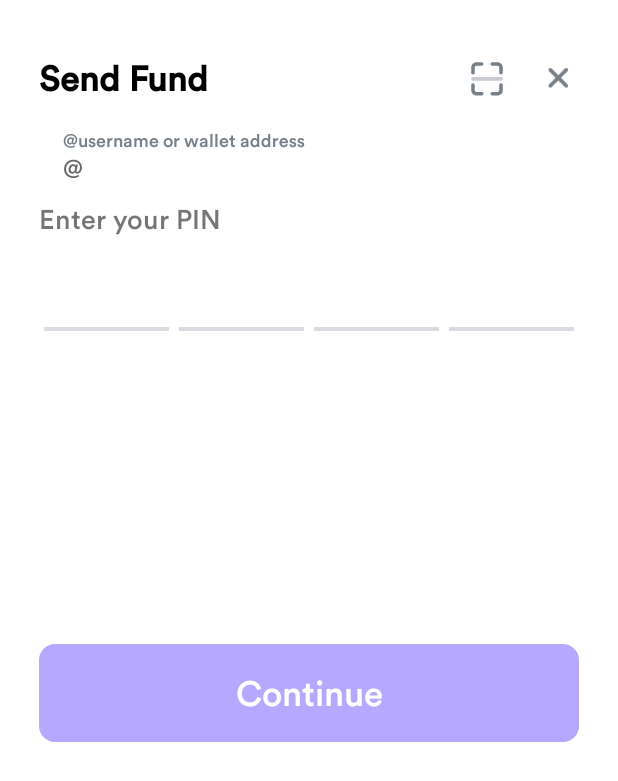
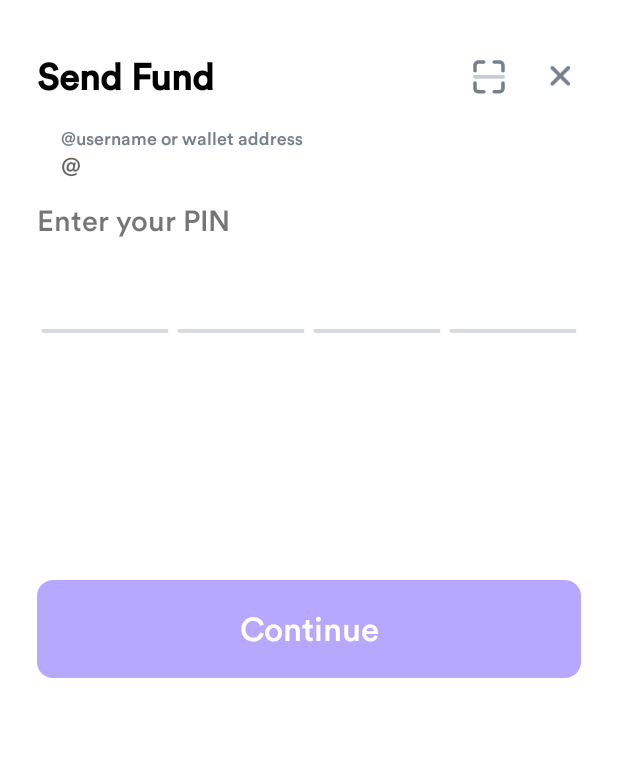
Before and after one commit to fruzelee/my-wallet, an Android app: the screen it shows after launch (MainActivity), on a phone screen of 412 x 824 dp. Shown: the top 781 px of the screen. Run offline under Robolectric (Android 15) with nearby library versions, the phone set to English and light mode, and no system bars; our stand-ins replace Dagger/Hilt's generated code, sdp/ssp sizes.

Commit message:
- feat: Update login UI

```diff
--- a/app/src/main/res/layout/fragment_user_login.xml
+++ b/app/src/main/res/layout/fragment_user_login.xml
@@ -5,7 +5,7 @@
     android:layout_width="match_parent"
     android:layout_height="match_parent"
     android:background="@color/color_bg_white"
-    android:padding="@dimen/_20sdp"
+    android:padding="@dimen/_19sdp"
     tools:context=".login.presentation.LoginFragment">
 
     <androidx.constraintlayout.widget.ConstraintLayout
@@ -29,7 +29,7 @@
                 android:gravity="center_vertical"
                 android:text="@string/send_fund"
                 android:textColor="@color/black"
-                android:textSize="@dimen/_18ssp"
+                android:textSize="@dimen/_19ssp"
                 android:textStyle="bold"
                 app:layout_constraintStart_toStartOf="parent"
                 app:layout_constraintTop_toTopOf="parent" />
@@ -82,7 +82,7 @@
                 android:background="@color/transparent"
                 android:fontFamily="@font/circular_std_medium"
                 android:inputType="text"
-                android:textSize="@dimen/_14ssp"
+                android:textSize="@dimen/_15ssp"
                 android:textStyle="normal">
 
             </com.google.android.material.textfield.TextInputEditText>
@@ -93,21 +93,22 @@
             android:id="@+id/tvLabelPin"
             android:layout_width="wrap_content"
             android:layout_height="wrap_content"
+            android:lineHeight="@dimen/_21sdp"
             android:text="@string/enter_your_pin"
-            android:textSize="@dimen/_14ssp"
+            android:textSize="@dimen/_15ssp"
             app:layout_constraintStart_toStartOf="parent"
-            app:layout_constraintTop_toBottomOf="@id/layoutParentUserName" />
+            app:layout_constraintTop_toBottomOf="@id/layoutParentUserName"
+            tools:targetApi="p" />
 
         <com.crevado.fr.mywallet.utils.pinedittextfield.LinePinField
             android:id="@+id/pinView"
             android:layout_width="match_parent"
             android:layout_height="@dimen/_50sdp"
             android:layout_marginTop="@dimen/_5sdp"
-
             android:hint=""
             android:inputType="textPassword"
             android:textSelectHandle="@drawable/text_handle"
-            android:textSize="@dimen/_16ssp"
+            android:textSize="@dimen/_15ssp"
             app:bottomTextPaddingDp="@dimen/_10sdp"
             app:distanceInBetween="@dimen/_5sdp"
             app:fieldColor="@color/color_inactive_bar"
@@ -125,20 +126,19 @@
             android:id="@+id/btnContinue"
             android:layout_width="match_parent"
             android:layout_height="@dimen/_50sdp"
-            android:layout_marginBottom="@dimen/_80sdp"
+            android:layout_marginTop="@dimen/_120sdp"
             android:alpha="1"
             android:background="@drawable/bg_btn"
             android:text="@string/tv_continue"
             android:textAllCaps="false"
             android:textColor="@color/white"
-            android:textSize="@dimen/_18ssp"
-            app:layout_constraintBottom_toBottomOf="parent"
+            android:textSize="@dimen/_17ssp"
             app:layout_constraintEnd_toEndOf="parent"
             app:layout_constraintStart_toStartOf="parent"
             app:layout_constraintTop_toBottomOf="@id/pinView" />
 
         <ProgressBar
-            android:id="@+id/progressBar"
+            android:id="@+id/loadingView"
             android:layout_width="wrap_content"
             android:layout_height="wrap_content"
             android:layout_gravity="center"
```
Also changed, not shown: 1 other file.
